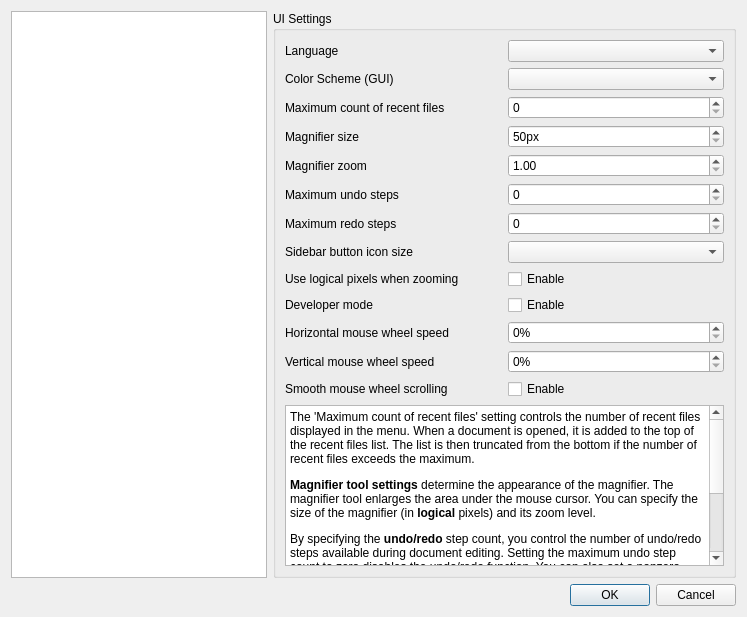
Old version of the form Pdf4QtLibGui/pdfviewersettingsdialog.ui in the repository studio-berry/loop.
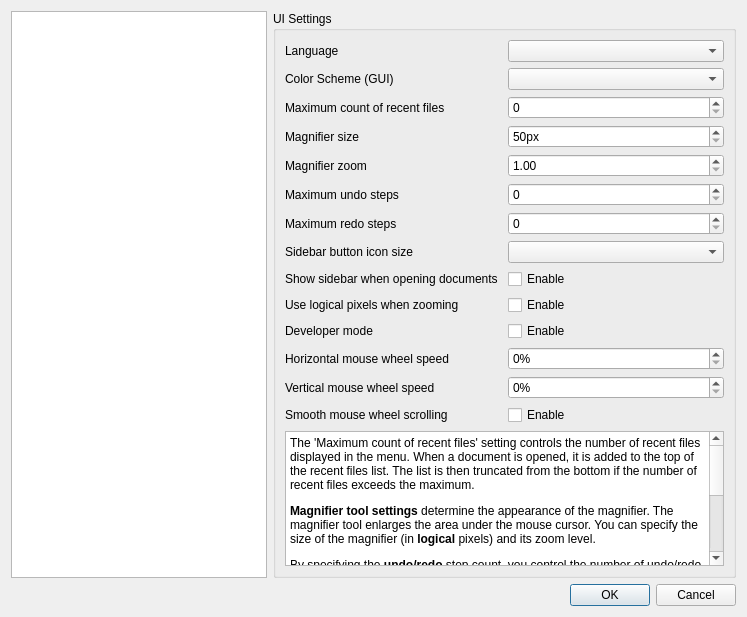
New version of the form.

The edit to the form file:
```diff
--- a/Pdf4QtLibGui/pdfviewersettingsdialog.ui
+++ b/Pdf4QtLibGui/pdfviewersettingsdialog.ui
@@ -942,7 +942,7 @@
                 </property>
                </widget>
               </item>
-              <item row="9" column="1">
+              <item row="10" column="1">
                <widget class="QCheckBox" name="developerModeCheckBox">
                 <property name="text">
                  <string>Enable</string>
@@ -1031,27 +1031,41 @@
                <widget class="QSpinBox" name="maximumRecentFileCountEdit"/>
               </item>
               <item row="8" column="0">
+               <widget class="QLabel" name="showSidebarOnDocumentOpenLabel">
+                <property name="text">
+                 <string>Show sidebar when opening documents</string>
+                </property>
+               </widget>
+              </item>
+              <item row="8" column="1">
+               <widget class="QCheckBox" name="showSidebarOnDocumentOpenCheckBox">
+                <property name="text">
+                 <string>Enable</string>
+                </property>
+               </widget>
+              </item>
+              <item row="9" column="0">
                <widget class="QLabel" name="logicalPixelZoomLabel">
                 <property name="text">
                  <string>Use logical pixels when zooming</string>
                 </property>
                </widget>
               </item>
-              <item row="8" column="1">
+              <item row="9" column="1">
                <widget class="QCheckBox" name="logicalPixelZoomCheckBox">
                 <property name="text">
                  <string>Enable</string>
                 </property>
                </widget>
               </item>
-              <item row="9" column="0">
+              <item row="10" column="0">
                <widget class="QLabel" name="developerModeLabel">
                 <property name="text">
                  <string>Developer mode</string>
                 </property>
                </widget>
               </item>
-              <item row="12" column="0">
+              <item row="13" column="0">
                <widget class="QLabel" name="smoothMiddleMouseScrollingLabel">
                 <property name="text">
                  <string>Smooth mouse wheel scrolling</string>
@@ -1068,35 +1082,35 @@
               <item row="0" column="1">
                <widget class="QComboBox" name="languageCombo"/>
               </item>
-              <item row="12" column="1">
+              <item row="13" column="1">
                <widget class="QCheckBox" name="smoothMiddleMouseScrollingCheckBox">
                 <property name="text">
                  <string>Enable</string>
                 </property>
                </widget>
               </item>
-              <item row="10" column="0">
+              <item row="11" column="0">
                <widget class="QLabel" name="horizontalMouseWheelScrollSpeedLabel">
                 <property name="text">
                  <string>Horizontal mouse wheel speed</string>
                 </property>
                </widget>
               </item>
-              <item row="10" column="1">
+              <item row="11" column="1">
                <widget class="QSpinBox" name="horizontalMouseWheelScrollSpeedEdit">
                 <property name="suffix">
                  <string>%</string>
                 </property>
                </widget>
               </item>
-              <item row="11" column="0">
+              <item row="12" column="0">
                <widget class="QLabel" name="verticalMouseWheelScrollSpeedLabel">
                 <property name="text">
                  <string>Vertical mouse wheel speed</string>
                 </property>
                </widget>
               </item>
-              <item row="11" column="1">
+              <item row="12" column="1">
                <widget class="QSpinBox" name="verticalMouseWheelScrollSpeedEdit">
                 <property name="suffix">
                  <string>%</string>
```
